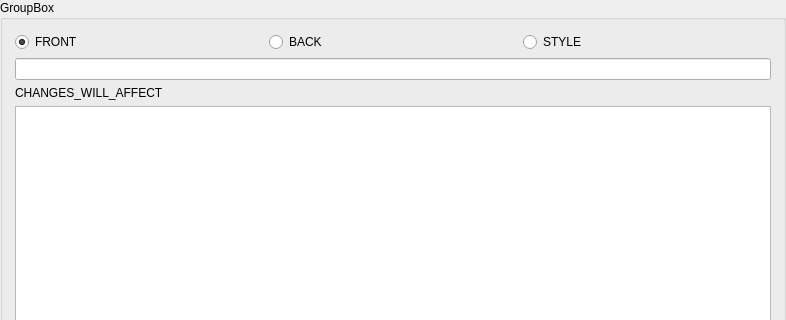
Above: qt/designer/template.ui from ankitects/anki before the change; both pictures show x 0 to 786 and y 0 to 320 of the 786 by 1081 pixel window. Below: the same form after it.
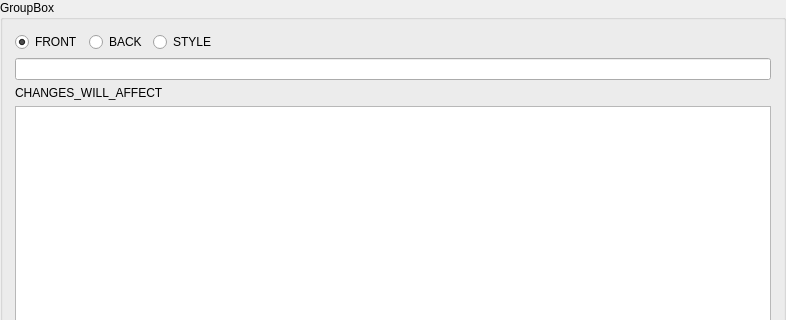
That is the form after the change.

Commit message: left-align radio buttons in clayout

Patch:
```diff
--- a/qt/designer/template.ui
+++ b/qt/designer/template.ui
@@ -85,6 +85,19 @@
           </property>
          </widget>
         </item>
+        <item>
+         <spacer name="horizontalSpacer">
+          <property name="orientation">
+           <enum>Qt::Horizontal</enum>
+          </property>
+          <property name="sizeHint" stdset="0">
+           <size>
+            <width>40</width>
+            <height>20</height>
+           </size>
+          </property>
+         </spacer>
+        </item>
        </layout>
       </item>
       <item>
```
